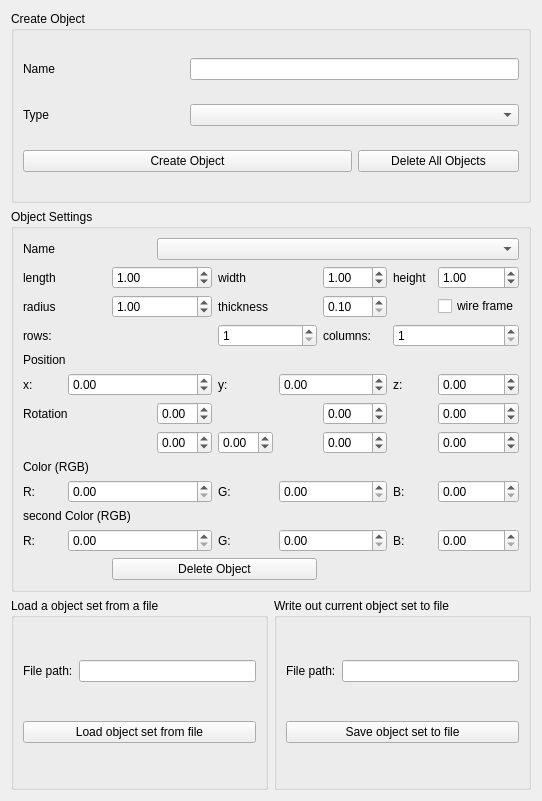
cedar/cedar, file cedar/auxiliaries/gui/SceneWidget.ui: the form before one commit.
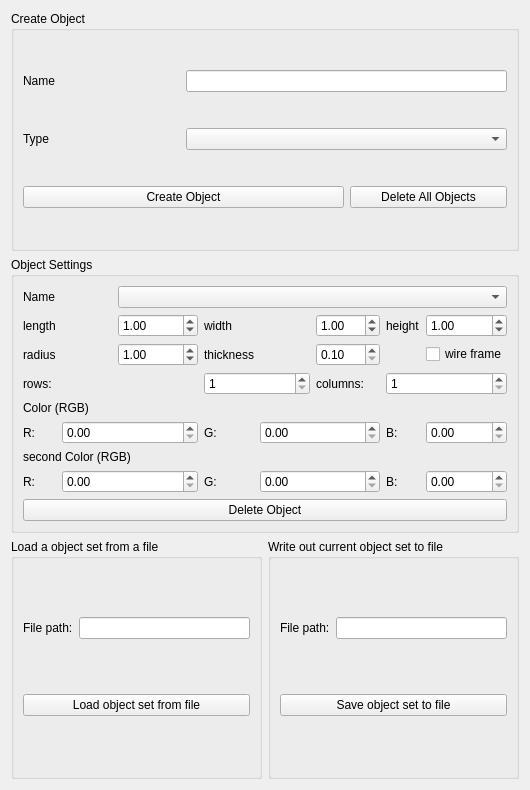
The form after the commit.

Commit message: cleaned up aux::gui::SceneWidget

```diff
--- a/cedar/auxiliaries/gui/SceneWidget.ui
+++ b/cedar/auxiliaries/gui/SceneWidget.ui
@@ -6,8 +6,8 @@
    <rect>
     <x>0</x>
     <y>0</y>
-    <width>542</width>
-    <height>801</height>
+    <width>530</width>
+    <height>790</height>
    </rect>
   </property>
   <property name="focusPolicy">
@@ -124,7 +124,7 @@
      <property name="title">
       <string>Object Settings</string>
      </property>
-     <layout class="QGridLayout" name="gridLayout_2">
+     <layout class="QGridLayout" name="gridLayout_2" columnstretch="1,2,1,2,1,2,0,0,0">
       <item row="0" column="0" colspan="2">
        <widget class="QLabel" name="mpLabelName_2">
         <property name="text">
@@ -132,7 +132,7 @@
         </property>
        </widget>
       </item>
-      <item row="0" column="3" colspan="6">
+      <item row="0" column="2" colspan="7">
        <widget class="QComboBox" name="mpComboBoxName"/>
       </item>
       <item row="5" column="0" colspan="4">
@@ -143,110 +143,20 @@
        </widget>
       </item>
       <item row="6" column="0" colspan="3">
-       <widget class="QLabel" name="mpLabelPosition">
-        <property name="text">
-         <string>Position</string>
-        </property>
-       </widget>
-      </item>
-      <item row="7" column="0">
-       <widget class="QLabel" name="mpLabelPositionX">
-        <property name="text">
-         <string>x:</string>
-        </property>
-       </widget>
-      </item>
-      <item row="7" column="1" colspan="3">
-       <widget class="QDoubleSpinBox" name="mpDoubleSpinBoxPositionX">
-        <property name="minimum">
-         <double>-1500.000000000000000</double>
-        </property>
-        <property name="maximum">
-         <double>1500.000000000000000</double>
-        </property>
-        <property name="singleStep">
-         <double>1.000000000000000</double>
-        </property>
-       </widget>
-      </item>
-      <item row="7" column="4">
-       <widget class="QLabel" name="mpLabelPositionY">
-        <property name="text">
-         <string>y:</string>
-        </property>
-       </widget>
-      </item>
-      <item row="7" column="5" colspan="2">
-       <widget class="QDoubleSpinBox" name="mpDoubleSpinBoxPositionY">
-        <property name="minimum">
-         <double>-1500.000000000000000</double>
-        </property>
-        <property name="maximum">
-         <double>1500.000000000000000</double>
-        </property>
-        <property name="singleStep">
-         <double>1.000000000000000</double>
-        </property>
-        <property name="value">
-         <double>0.000000000000000</double>
-        </property>
-       </widget>
-      </item>
-      <item row="7" column="7">
-       <widget class="QLabel" name="mpLabelPositionZ">
-        <property name="text">
-         <string>z:</string>
-        </property>
-       </widget>
-      </item>
-      <item row="7" column="8">
-       <widget class="QDoubleSpinBox" name="mpDoubleSpinBoxPositionZ">
-        <property name="minimum">
-         <double>-1500.000000000000000</double>
-        </property>
-        <property name="maximum">
-         <double>1500.000000000000000</double>
-        </property>
-        <property name="singleStep">
-         <double>1.000000000000000</double>
-        </property>
-       </widget>
-      </item>
-      <item row="8" column="0" colspan="3">
-       <widget class="QLabel" name="mpLabelRotation">
-        <property name="text">
-         <string>Rotation</string>
-        </property>
-       </widget>
-      </item>
-      <item row="9" column="8">
-       <widget class="QDoubleSpinBox" name="mpDoubleSpinBoxRotation3">
-        <property name="minimum">
-         <double>-5.000000000000000</double>
-        </property>
-        <property name="maximum">
-         <double>5.000000000000000</double>
-        </property>
-        <property name="singleStep">
-         <double>0.100000000000000</double>
-        </property>
-       </widget>
-      </item>
-      <item row="10" column="0" colspan="3">
        <widget class="QLabel" name="mpLabelColor">
         <property name="text">
          <string>Color (RGB)</string>
         </property>
        </widget>
       </item>
-      <item row="11" column="0">
+      <item row="7" column="0">
        <widget class="QLabel" name="mpLabelColorR_1">
         <property name="text">
          <string>R:</string>
         </property>
        </widget>
       </item>
-      <item row="11" column="1" colspan="3">
+      <item row="7" column="1" colspan="3">
        <widget class="QDoubleSpinBox" name="mpDoubleSpinBoxColorR">
         <property name="maximum">
          <double>1.000000000000000</double>
@@ -256,14 +166,14 @@
         </property>
        </widget>
       </item>
-      <item row="11" column="4">
+      <item row="7" column="4">
        <widget class="QLabel" name="mpLabelColorG_1">
         <property name="text">
          <string>G:</string>
         </property>
        </widget>
       </item>
-      <item row="11" column="5" colspan="2">
+      <item row="7" column="5" colspan="2">
        <widget class="QDoubleSpinBox" name="mpDoubleSpinBoxColorG">
         <property name="maximum">
          <double>1.000000000000000</double>
@@ -273,14 +183,14 @@
         </property>
        </widget>
       </item>
-      <item row="11" column="7">
+      <item row="7" column="7">
        <widget class="QLabel" name="mpLabelColorB_1">
         <property name="text">
          <string>B:</string>
         </property>
        </widget>
       </item>
-      <item row="11" column="8">
+      <item row="7" column="8">
        <widget class="QDoubleSpinBox" name="mpDoubleSpinBoxColorB">
         <property name="maximum">
          <double>1.000000000000000</double>
@@ -290,21 +200,21 @@
         </property>
        </widget>
       </item>
-      <item row="12" column="0" colspan="5">
+      <item row="8" column="0" colspan="5">
        <widget class="QLabel" name="mpLabelSecondColor">
         <property name="text">
          <string>second Color (RGB)</string>
         </property>
        </widget>
       </item>
-      <item row="13" column="0">
+      <item row="9" column="0">
        <widget class="QLabel" name="mpLabelColorR_2">
         <property name="text">
          <string>R:</string>
         </property>
        </widget>
       </item>
-      <item row="13" column="1" colspan="3">
+      <item row="9" column="1" colspan="3">
        <widget class="QDoubleSpinBox" name="mpDoubleSpinBoxSecondColorR">
         <property name="maximum">
          <double>1.000000000000000</double>
@@ -314,14 +224,14 @@
         </property>
        </widget>
       </item>
-      <item row="13" column="4">
+      <item row="9" column="4">
        <widget class="QLabel" name="mpLabelColorG_2">
         <property name="text">
          <string>G:</string>
         </property>
        </widget>
       </item>
-      <item row="13" column="5" colspan="2">
+      <item row="9" column="5" colspan="2">
        <widget class="QDoubleSpinBox" name="mpDoubleSpinBoxSecondColorG">
         <property name="maximum">
          <double>1.000000000000000</double>
@@ -331,14 +241,14 @@
         </property>
        </widget>
       </item>
-      <item row="13" column="7">
+      <item row="9" column="7">
        <widget class="QLabel" name="mpLabelColorB_2">
         <property name="text">
          <string>B:</string>
         </property>
        </widget>
       </item>
-      <item row="13" column="8">
+      <item row="9" column="8">
        <widget class="QDoubleSpinBox" name="mpDoubleSpinBoxSecondColorB">
         <property name="maximum">
          <double>1.000000000000000</double>
@@ -348,7 +258,7 @@
         </property>
        </widget>
       </item>
-      <item row="14" column="2" colspan="4">
+      <item row="10" column="0" colspan="9">
        <widget class="QPushButton" name="mpPushButtonDeleteObject">
         <property name="text">
          <string>Delete Object</string>
@@ -510,87 +420,6 @@
         </property>
        </widget>
       </item>
-      <item row="9" column="6">
-       <widget class="QDoubleSpinBox" name="mpDoubleSpinBoxRotation2">
-        <property name="decimals">
-         <number>2</number>
-        </property>
-        <property name="minimum">
-         <double>-5.000000000000000</double>
-        </property>
-        <property name="maximum">
-         <double>5.000000000000000</double>
-        </property>
-        <property name="singleStep">
-         <double>0.100000000000000</double>
-        </property>
-       </widget>
-      </item>
-      <item row="9" column="4">
-       <widget class="QDoubleSpinBox" name="mpDoubleSpinBoxRotation1">
-        <property name="minimum">
-         <double>-5.000000000000000</double>
-        </property>
-        <property name="maximum">
-         <double>5.000000000000000</double>
-        </property>
-        <property name="singleStep">
-         <double>0.100000000000000</double>
-        </property>
-       </widget>
-      </item>
-      <item row="8" column="3">
-       <widget class="QDoubleSpinBox" name="mpRotateXSpinBox">
-        <property name="minimum">
-         <double>-5.000000000000000</double>
-        </property>
-        <property name="maximum">
-         <double>5.000000000000000</double>
-        </property>
-        <property name="singleStep">
-         <double>0.100000000000000</double>
-        </property>
-       </widget>
-      </item>
-      <item row="8" column="8">
-       <widget class="QDoubleSpinBox" name="mpRotateZSpinBox">
-        <property name="minimum">
-         <double>-5.000000000000000</double>
-        </property>
-        <property name="maximum">
-         <double>5.000000000000000</double>
-        </property>
-        <property name="singleStep">
-         <double>0.100000000000000</double>
-        </property>
-       </widget>
-      </item>
-      <item row="8" column="6">
-       <widget class="QDoubleSpinBox" name="mpRotateYSpinBox">
-        <property name="minimum">
-         <double>-5.000000000000000</double>
-        </property>
-        <property name="maximum">
-         <double>5.000000000000000</double>
-        </property>
-        <property name="singleStep">
-         <double>0.100000000000000</double>
-        </property>
-       </widget>
-      </item>
-      <item row="9" column="3">
-       <widget class="QDoubleSpinBox" name="mpDoubleSpinBoxRotation0">
-        <property name="minimum">
-         <double>-5.000000000000000</double>
-        </property>
-        <property name="maximum">
-         <double>5.000000000000000</double>
-        </property>
-        <property name="singleStep">
-         <double>0.100000000000000</double>
-        </property>
-       </widget>
-      </item>
      </layout>
     </widget>
    </item>
```
The commit also changes 2 other files.
